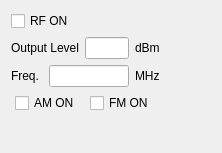
Old version of the form modules/sg/core/signalgeneratorform.ui in the repository northriv/KAME.
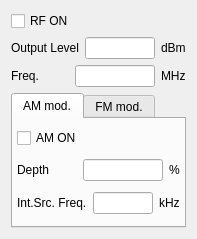
New version of the form. The open tabs and pages were chosen to show the change.

Diff of the .ui file:
```diff
--- a/modules/sg/core/signalgeneratorform.ui
+++ b/modules/sg/core/signalgeneratorform.ui
@@ -6,16 +6,14 @@
    <rect>
     <x>0</x>
     <y>0</y>
-    <width>222</width>
-    <height>153</height>
+    <width>197</width>
+    <height>239</height>
    </rect>
   </property>
   <property name="windowTitle">
    <string>Signal Generator Control</string>
   </property>
   <widget class="QWidget" name="widget">
-   <layout class="QGridLayout" name="gridLayout">
-    <item row="0" column="0">
      <layout class="QVBoxLayout" name="verticalLayout">
       <item>
        <widget class="QCheckBox" name="m_ckbRFON">
@@ -149,8 +147,28 @@
        </layout>
       </item>
       <item>
-       <layout class="QHBoxLayout" name="horizontalLayout">
-        <item>
+     <widget class="QTabWidget" name="tabWidget">
+      <property name="currentIndex">
+       <number>1</number>
+      </property>
+      <widget class="QWidget" name="tab">
+       <attribute name="title">
+        <string>AM mod.</string>
+       </attribute>
+       <layout class="QGridLayout" name="gridLayout_2">
+        <property name="leftMargin">
+         <number>4</number>
+        </property>
+        <property name="topMargin">
+         <number>4</number>
+        </property>
+        <property name="rightMargin">
+         <number>4</number>
+        </property>
+        <property name="bottomMargin">
+         <number>4</number>
+        </property>
+        <item row="0" column="0">
          <widget class="QCheckBox" name="m_ckbAMON">
           <property name="sizePolicy">
            <sizepolicy hsizetype="Fixed" vsizetype="Fixed">
@@ -163,7 +181,138 @@
           </property>
          </widget>
         </item>
+        <item row="1" column="0">
+         <layout class="QHBoxLayout" name="_4">
         <item>
+           <widget class="QLabel" name="textLabel5_3_4">
+            <property name="sizePolicy">
+             <sizepolicy hsizetype="Preferred" vsizetype="Fixed">
+              <horstretch>0</horstretch>
+              <verstretch>0</verstretch>
+             </sizepolicy>
+            </property>
+            <property name="text">
+             <string>Depth</string>
+            </property>
+            <property name="wordWrap">
+             <bool>false</bool>
+            </property>
+           </widget>
+          </item>
+          <item>
+           <layout class="QHBoxLayout" name="_5">
+            <item>
+             <widget class="QLineEdit" name="m_edAMModDepth">
+              <property name="sizePolicy">
+               <sizepolicy hsizetype="Preferred" vsizetype="Fixed">
+                <horstretch>0</horstretch>
+                <verstretch>0</verstretch>
+               </sizepolicy>
+              </property>
+              <property name="maximumSize">
+               <size>
+                <width>80</width>
+                <height>32767</height>
+               </size>
+              </property>
+             </widget>
+            </item>
+            <item>
+             <widget class="QLabel" name="textLabel2_3_2_3_4">
+              <property name="sizePolicy">
+               <sizepolicy hsizetype="Fixed" vsizetype="Fixed">
+                <horstretch>0</horstretch>
+                <verstretch>0</verstretch>
+               </sizepolicy>
+              </property>
+              <property name="text">
+               <string>%</string>
+              </property>
+              <property name="wordWrap">
+               <bool>false</bool>
+              </property>
+             </widget>
+            </item>
+           </layout>
+          </item>
+         </layout>
+        </item>
+        <item row="2" column="0">
+         <layout class="QHBoxLayout" name="_6">
+          <item>
+           <widget class="QLabel" name="textLabel5_3_5">
+            <property name="sizePolicy">
+             <sizepolicy hsizetype="Preferred" vsizetype="Fixed">
+              <horstretch>0</horstretch>
+              <verstretch>0</verstretch>
+             </sizepolicy>
+            </property>
+            <property name="text">
+             <string>Int.Src. Freq.</string>
+            </property>
+            <property name="wordWrap">
+             <bool>false</bool>
+            </property>
+           </widget>
+          </item>
+          <item>
+           <layout class="QHBoxLayout" name="_7">
+            <item>
+             <widget class="QLineEdit" name="m_edAMIntSrcFreq">
+              <property name="sizePolicy">
+               <sizepolicy hsizetype="Preferred" vsizetype="Fixed">
+                <horstretch>0</horstretch>
+                <verstretch>0</verstretch>
+               </sizepolicy>
+              </property>
+              <property name="maximumSize">
+               <size>
+                <width>80</width>
+                <height>32767</height>
+               </size>
+              </property>
+             </widget>
+            </item>
+            <item>
+             <widget class="QLabel" name="textLabel2_3_2_3_5">
+              <property name="sizePolicy">
+               <sizepolicy hsizetype="Fixed" vsizetype="Fixed">
+                <horstretch>0</horstretch>
+                <verstretch>0</verstretch>
+               </sizepolicy>
+              </property>
+              <property name="text">
+               <string>kHz</string>
+              </property>
+              <property name="wordWrap">
+               <bool>false</bool>
+              </property>
+             </widget>
+            </item>
+           </layout>
+          </item>
+         </layout>
+        </item>
+       </layout>
+      </widget>
+      <widget class="QWidget" name="tab_2">
+       <attribute name="title">
+        <string>FM mod.</string>
+       </attribute>
+       <layout class="QGridLayout" name="gridLayout">
+        <property name="leftMargin">
+         <number>4</number>
+        </property>
+        <property name="topMargin">
+         <number>4</number>
+        </property>
+        <property name="rightMargin">
+         <number>4</number>
+        </property>
+        <property name="bottomMargin">
+         <number>4</number>
+        </property>
+        <item row="0" column="0">
          <widget class="QCheckBox" name="m_ckbFMON">
           <property name="sizePolicy">
            <sizepolicy hsizetype="Fixed" vsizetype="Fixed">
@@ -176,41 +325,121 @@
           </property>
          </widget>
         </item>
-       </layout>
-      </item>
-     </layout>
-    </item>
-    <item row="0" column="1">
-     <spacer name="spacer20">
-      <property name="orientation">
-       <enum>Qt::Horizontal</enum>
-      </property>
-      <property name="sizeType">
-       <enum>QSizePolicy::Expanding</enum>
-      </property>
-      <property name="sizeHint" stdset="0">
-       <size>
-        <width>141</width>
-        <height>20</height>
-       </size>
-      </property>
-     </spacer>
-    </item>
     <item row="1" column="0">
-     <spacer name="spacer21">
-      <property name="orientation">
-       <enum>Qt::Vertical</enum>
-      </property>
-      <property name="sizeType">
-       <enum>QSizePolicy::Expanding</enum>
-      </property>
-      <property name="sizeHint" stdset="0">
+         <layout class="QHBoxLayout" name="_2">
+          <item>
+           <widget class="QLabel" name="textLabel5_3_3">
+            <property name="sizePolicy">
+             <sizepolicy hsizetype="Preferred" vsizetype="Fixed">
+              <horstretch>0</horstretch>
+              <verstretch>0</verstretch>
+             </sizepolicy>
+            </property>
+            <property name="text">
+             <string>Depth</string>
+            </property>
+            <property name="wordWrap">
+             <bool>false</bool>
+            </property>
+           </widget>
+          </item>
+          <item>
+           <layout class="QHBoxLayout" name="_3">
+            <item>
+             <widget class="QLineEdit" name="m_edFMDepth">
+              <property name="sizePolicy">
+               <sizepolicy hsizetype="Preferred" vsizetype="Fixed">
+                <horstretch>0</horstretch>
+                <verstretch>0</verstretch>
+               </sizepolicy>
+              </property>
+              <property name="maximumSize">
        <size>
-        <width>20</width>
-        <height>161</height>
-       </size>
-      </property>
-     </spacer>
+                <width>80</width>
+                <height>32767</height>
+               </size>
+              </property>
+             </widget>
+            </item>
+            <item>
+             <widget class="QLabel" name="textLabel2_3_2_3_3">
+              <property name="sizePolicy">
+               <sizepolicy hsizetype="Fixed" vsizetype="Fixed">
+                <horstretch>0</horstretch>
+                <verstretch>0</verstretch>
+               </sizepolicy>
+              </property>
+              <property name="text">
+               <string>MHz</string>
+              </property>
+              <property name="wordWrap">
+               <bool>false</bool>
+              </property>
+             </widget>
+            </item>
+           </layout>
+          </item>
+         </layout>
+        </item>
+        <item row="2" column="0">
+         <layout class="QHBoxLayout" name="_8">
+          <item>
+           <widget class="QLabel" name="textLabel5_3_6">
+            <property name="sizePolicy">
+             <sizepolicy hsizetype="Preferred" vsizetype="Fixed">
+              <horstretch>0</horstretch>
+              <verstretch>0</verstretch>
+             </sizepolicy>
+            </property>
+            <property name="text">
+             <string>Int.Src. Freq.</string>
+            </property>
+            <property name="wordWrap">
+             <bool>false</bool>
+            </property>
+           </widget>
+          </item>
+          <item>
+           <layout class="QHBoxLayout" name="_9">
+            <item>
+             <widget class="QLineEdit" name="m_edFMDepth_2">
+              <property name="sizePolicy">
+               <sizepolicy hsizetype="Preferred" vsizetype="Fixed">
+                <horstretch>0</horstretch>
+                <verstretch>0</verstretch>
+               </sizepolicy>
+              </property>
+              <property name="maximumSize">
+               <size>
+                <width>80</width>
+                <height>32767</height>
+               </size>
+              </property>
+             </widget>
+            </item>
+            <item>
+             <widget class="QLabel" name="textLabel2_3_2_3_6">
+              <property name="sizePolicy">
+               <sizepolicy hsizetype="Fixed" vsizetype="Fixed">
+                <horstretch>0</horstretch>
+                <verstretch>0</verstretch>
+               </sizepolicy>
+              </property>
+              <property name="text">
+               <string>kHz</string>
+              </property>
+              <property name="wordWrap">
+               <bool>false</bool>
+              </property>
+             </widget>
+            </item>
+           </layout>
+          </item>
+         </layout>
+        </item>
+       </layout>
+      </widget>
+     </widget>
     </item>
    </layout>
   </widget>
```
Lines whose indentation alone changed are shown as unchanged.
